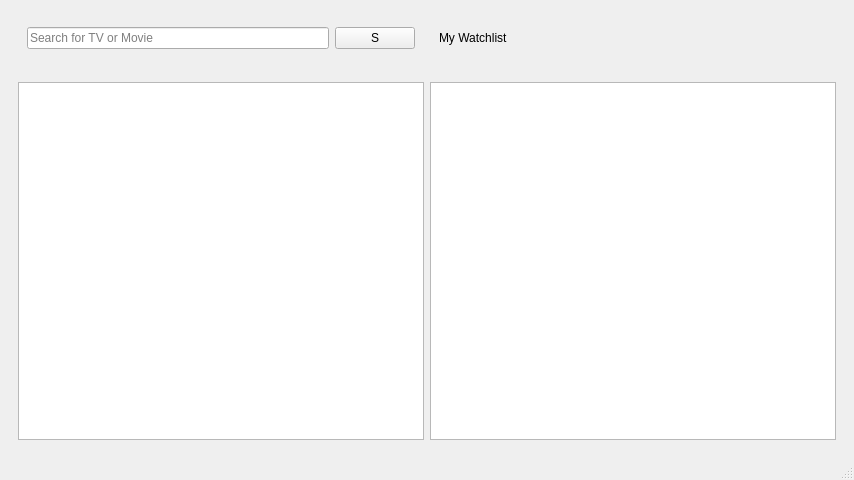
This is watchlist.ui in ImRIzo/Watchlist as Qt 5 draws it before an edit. The edited form follows.
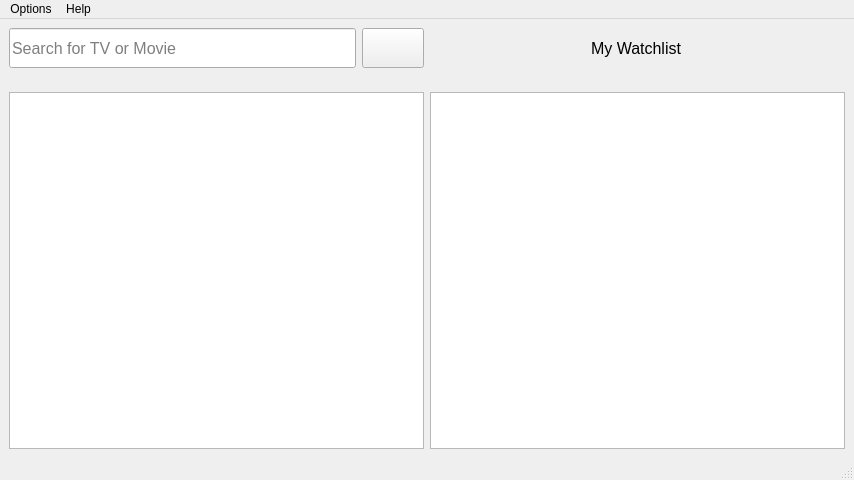
This is the edited form. Icons and pictures are not drawn.

Diff of the .ui file:
```diff
--- a/watchlist.ui
+++ b/watchlist.ui
@@ -15,6 +15,18 @@
   </property>
   <widget class="QWidget" name="centralwidget">
    <layout class="QVBoxLayout" name="verticalLayout">
+    <property name="leftMargin">
+     <number>0</number>
+    </property>
+    <property name="topMargin">
+     <number>0</number>
+    </property>
+    <property name="rightMargin">
+     <number>0</number>
+    </property>
+    <property name="bottomMargin">
+     <number>0</number>
+    </property>
     <item>
      <widget class="QWidget" name="upper_widget" native="true">
       <property name="sizePolicy">
@@ -33,14 +45,37 @@
           </sizepolicy>
          </property>
          <layout class="QHBoxLayout" name="horizontalLayout_6">
+          <property name="leftMargin">
+           <number>0</number>
+          </property>
+          <property name="topMargin">
+           <number>0</number>
+          </property>
+          <property name="rightMargin">
+           <number>0</number>
+          </property>
+          <property name="bottomMargin">
+           <number>0</number>
+          </property>
           <item>
            <widget class="QLineEdit" name="searchBox">
+            <property name="minimumSize">
+             <size>
+              <width>0</width>
+              <height>40</height>
+             </size>
+            </property>
             <property name="baseSize">
              <size>
               <width>50</width>
               <height>50</height>
              </size>
             </property>
+            <property name="font">
+             <font>
+              <pointsize>12</pointsize>
+             </font>
+            </property>
             <property name="contextMenuPolicy">
              <enum>Qt::ContextMenuPolicy::DefaultContextMenu</enum>
             </property>
@@ -51,8 +86,22 @@
           </item>
           <item>
            <widget class="QPushButton" name="searchBtn">
+            <property name="minimumSize">
+             <size>
+              <width>40</width>
+              <height>40</height>
+             </size>
+            </property>
+            <property name="font">
+             <font>
+              <pointsize>15</pointsize>
+             </font>
+            </property>
             <property name="text">
-             <string>S</string>
+             <string/>
+            </property>
+            <property name="icon">
+             <iconset theme="QIcon::ThemeIcon::SystemSearch"/>
             </property>
            </widget>
           </item>
@@ -68,8 +117,31 @@
           </sizepolicy>
          </property>
          <layout class="QHBoxLayout" name="horizontalLayout_5" stretch="0">
-          <item>
+          <property name="leftMargin">
+           <number>0</number>
+          </property>
+          <property name="topMargin">
+           <number>0</number>
+          </property>
+          <property name="rightMargin">
+           <number>0</number>
+          </property>
+          <property name="bottomMargin">
+           <number>0</number>
+          </property>
+          <item alignment="Qt::AlignmentFlag::AlignHCenter">
            <widget class="QLabel" name="label">
+            <property name="minimumSize">
+             <size>
+              <width>0</width>
+              <height>40</height>
+             </size>
+            </property>
+            <property name="font">
+             <font>
+              <pointsize>12</pointsize>
+             </font>
+            </property>
             <property name="text">
              <string>My Watchlist</string>
             </property>
@@ -87,10 +159,10 @@
        <item>
         <layout class="QHBoxLayout" name="horizontalLayout">
          <item>
-          <widget class="QListView" name="listView_2"/>
+          <widget class="QListView" name="listview_search"/>
          </item>
          <item>
-          <widget class="QListView" name="listView"/>
+          <widget class="QListView" name="listview_saved"/>
          </item>
         </layout>
        </item>
@@ -108,8 +180,47 @@
      <height>21</height>
     </rect>
    </property>
+   <widget class="QMenu" name="menuFile">
+    <property name="title">
+     <string>Options</string>
+    </property>
+    <addaction name="actionLoad_Local_Data"/>
+    <addaction name="separator"/>
+    <addaction name="actionExit"/>
+   </widget>
+   <widget class="QMenu" name="menuHelp">
+    <property name="title">
+     <string>Help</string>
+    </property>
+    <addaction name="separator"/>
+    <addaction name="actionHow_To_Use"/>
+    <addaction name="separator"/>
+    <addaction name="actionAbout_This_App"/>
+   </widget>
+   <addaction name="menuFile"/>
+   <addaction name="menuHelp"/>
   </widget>
   <widget class="QStatusBar" name="statusbar"/>
+  <action name="actionLoad_Local_Data">
+   <property name="text">
+    <string>Load Local Data</string>
+   </property>
+  </action>
+  <action name="actionExit">
+   <property name="text">
+    <string>Exit</string>
+   </property>
+  </action>
+  <action name="actionHow_To_Use">
+   <property name="text">
+    <string>How To Use</string>
+   </property>
+  </action>
+  <action name="actionAbout_This_App">
+   <property name="text">
+    <string>About This App</string>
+   </property>
+  </action>
  </widget>
  <resources/>
  <connections/>
```
